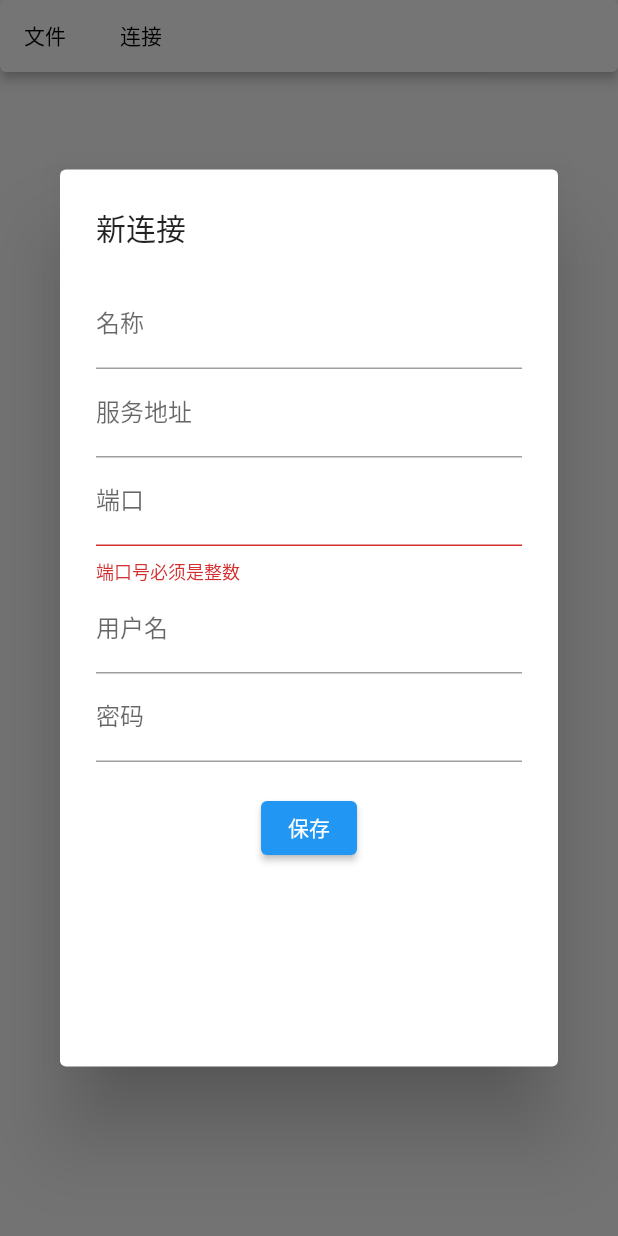
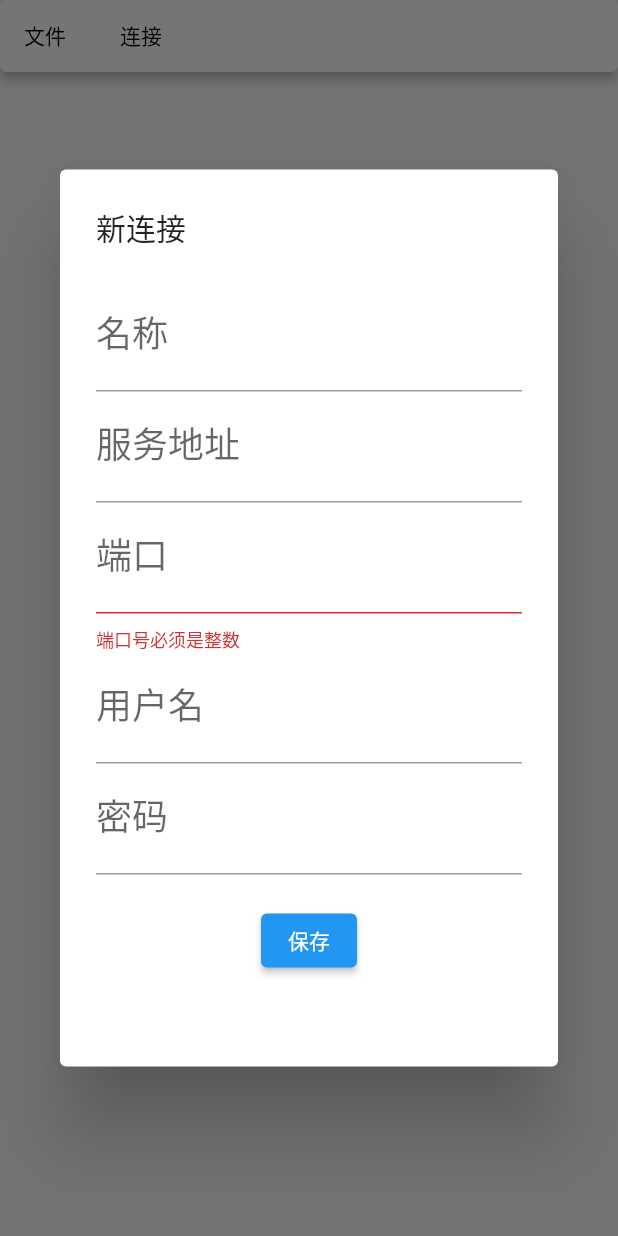
Before and after one commit to benxincaomu/redis-gui, a Flutter app: the screen it shows after launch, after a tap on "文件", after a tap on "新连接", on a phone screen of 412 x 824 dp. Run offline on Flutter 3.47's test engine with Material 2 defaults, Android fonts, the phone set to English and light mode, and no system bars; our stand-ins replace sqflite_common_ffi; missing offline and left inert: redis; accounts and stored records are empty.

Commit message:
字体调整

```diff
--- a/lib/gui/connection_info_pannel.dart
+++ b/lib/gui/connection_info_pannel.dart
@@ -32,6 +32,7 @@ class ConnectionInfoPannelState extends State<ConnectionInfoPannel> {
 
   @override
   Widget build(BuildContext context) {
+    const fontStyle = TextStyle(fontSize: 24);
     return Form(
       key: _formKey,
       autovalidateMode: AutovalidateMode.always,
@@ -40,20 +41,27 @@ class ConnectionInfoPannelState extends State<ConnectionInfoPannel> {
           decoration: const InputDecoration(
             border: UnderlineInputBorder(),
             labelText: "名称",
+            labelStyle: fontStyle,
+
           ),
+          style: fontStyle,
           controller: nameController,
         ),
         TextFormField(
             decoration: const InputDecoration(
               border: UnderlineInputBorder(),
               labelText: "服务地址",
+              labelStyle: fontStyle
             ),
+            style: fontStyle,
             controller: hostController),
         TextFormField(
             decoration: const InputDecoration(
               border: UnderlineInputBorder(),
               labelText: "端口",
+              labelStyle: fontStyle
             ),
+            style: fontStyle,
             controller: portController,
             keyboardType: TextInputType.number,
             validator: (value) {
@@ -68,14 +76,18 @@ class ConnectionInfoPannelState extends State<ConnectionInfoPannel> {
           decoration: const InputDecoration(
             border: UnderlineInputBorder(),
             labelText: "用户名",
+            labelStyle: fontStyle
           ),
+          style: fontStyle,
           controller: userNameController,
         ),
         TextFormField(
           decoration: const InputDecoration(
             border: UnderlineInputBorder(),
             labelText: "密码",
+            labelStyle: fontStyle
           ),
+          style: fontStyle,
           controller: passwordController,
           obscureText: true,
         ),
```
